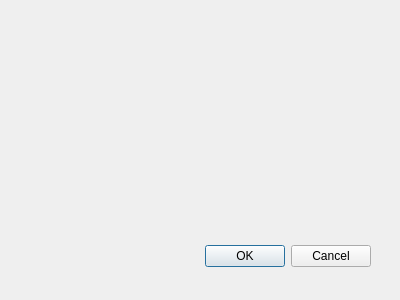
The window that Question1/category.ui (A-new-b/curriculum-design) describes before a commit, drawn with Qt 5.
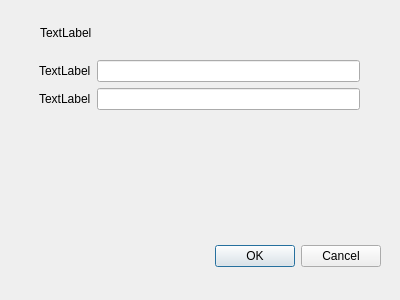
The same window after the commit.

What changed in the file:
```diff
--- a/Question1/category.ui
+++ b/Question1/category.ui
@@ -18,7 +18,7 @@
   <widget name="buttonBox" class="QDialogButtonBox">
    <property name="geometry">
     <rect>
-     <x>30</x>
+     <x>40</x>
      <y>240</y>
      <width>341</width>
      <height>32</height>
@@ -31,6 +31,51 @@
     <set>QDialogButtonBox::Cancel|QDialogButtonBox::Ok</set>
    </property>
   </widget>
+  <widget class="QLabel" name="Info">
+   <property name="geometry">
+    <rect>
+     <x>40</x>
+     <y>17</y>
+     <width>301</width>
+     <height>31</height>
+    </rect>
+   </property>
+   <property name="text">
+    <string>TextLabel</string>
+   </property>
+  </widget>
+  <widget class="QWidget" name="formLayoutWidget">
+   <property name="geometry">
+    <rect>
+     <x>39</x>
+     <y>60</y>
+     <width>321</width>
+     <height>171</height>
+    </rect>
+   </property>
+   <layout class="QFormLayout" name="formLayout">
+    <item row="1" column="0">
+     <widget class="QLabel" name="label_2">
+      <property name="text">
+       <string>TextLabel</string>
+      </property>
+     </widget>
+    </item>
+    <item row="0" column="0">
+     <widget class="QLabel" name="label">
+      <property name="text">
+       <string>TextLabel</string>
+      </property>
+     </widget>
+    </item>
+    <item row="0" column="1">
+     <widget class="QLineEdit" name="lineEdit"/>
+    </item>
+    <item row="1" column="1">
+     <widget class="QLineEdit" name="lineEdit_2"/>
+    </item>
+   </layout>
+  </widget>
  </widget>
  <pixmapfunction/>
  <resources/>
```
Left out of the diff: 9 changed lines with no effect on the pictures.
